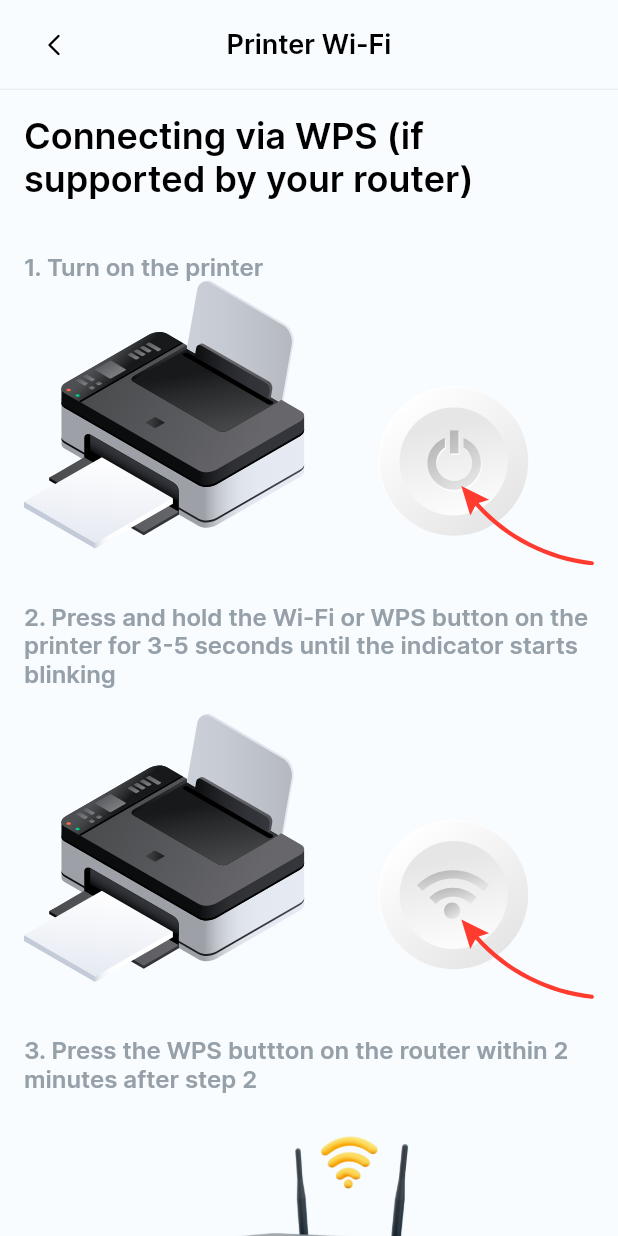
After one commit to kent0505/printer_app, a Flutter app: the PrinterWifiScreen screen opened by its route, on a phone screen of 412 x 824 dp. The commit adds this screen. Run offline on Flutter 3.47's test engine with Material 3 defaults, Android fonts, the phone set to English and light mode, and no system bars; our stand-ins replace connectivity_plus, flutter_bloc, flutter_svg, go_router, shared_preferences, smooth_page_indicator and 1 more; missing offline and left inert: mobile_scanner, photo_manager; accounts and stored records are empty.

Commit message:
settings done

```diff
--- a/lib/src/core/config/constants.dart
+++ b/lib/src/core/config/constants.dart
@@ -39,6 +39,7 @@ abstract final class Assets {
   static const phone3 = 'assets/images/phone3.png';
   static const phone4 = 'assets/images/phone4.png';
   static const phone5 = 'assets/images/phone5.png';
+  static const router = 'assets/images/router.png';
 }
 
 abstract final class Keys {
--- a/lib/src/core/config/router.dart
+++ b/lib/src/core/config/router.dart
@@ -9,6 +9,7 @@ import '../../features/printer/screens/web_pages_screen.dart';
 import '../../features/onboard/screens/onboard_screen.dart';
 import '../../features/onboard/screens/splash_screen.dart';
 import '../../features/scanner/screens/scanner_screen.dart';
+import '../../features/settings/screens/printer_wifi_screen.dart';
 
 final routerConfig = GoRouter(
   initialLocation: '/',
@@ -53,5 +54,11 @@ final routerConfig = GoRouter(
       path: ScannerScreen.routePath,
       builder: (context, state) => const ScannerScreen(),
     ),
+
+    // SETTINGS
+    GoRoute(
+      path: PrinterWifiScreen.routePath,
+      builder: (context, state) => const PrinterWifiScreen(),
+    ),
   ],
 );
--- a/lib/src/features/home/widgets/home_appbar.dart
+++ b/lib/src/features/home/widgets/home_appbar.dart
@@ -1,10 +1,12 @@
 import 'package:flutter/material.dart';
 import 'package:flutter_bloc/flutter_bloc.dart';
+import 'package:go_router/go_router.dart';
 
 import '../../../core/config/constants.dart';
 import '../../../core/config/my_colors.dart';
 import '../../../core/widgets/button.dart';
 import '../../../core/widgets/svg_widget.dart';
+import '../../settings/screens/printer_wifi_screen.dart';
 import '../bloc/home_bloc.dart';
 
 class HomeAppbar extends StatelessWidget implements PreferredSizeWidget {
@@ -40,7 +42,9 @@ class HomeAppbar extends StatelessWidget implements PreferredSizeWidget {
       actions: [
         state is HomePrinter
             ? Button(
-                onPressed: () {},
+                onPressed: () {
+                  context.push(PrinterWifiScreen.routePath);
+                },
                 minSize: 52,
                 child: const SvgWidget(
                   Assets.info,
--- a/lib/src/features/scanner/screens/scanner_screen.dart
+++ b/lib/src/features/scanner/screens/scanner_screen.dart
@@ -18,9 +18,7 @@ class ScannerScreen extends StatefulWidget {
 class _ScannerScreenState extends State<ScannerScreen> {
   final controller = MobileScannerController();
 
-  void onStart() {
-    controller.start();
-  }
+  void onStart() {}
 
   @override
   Widget build(BuildContext context) {
@@ -28,9 +26,14 @@ class _ScannerScreenState extends State<ScannerScreen> {
 
     return Scaffold(
       body: Stack(
+        fit: StackFit.expand,
         children: [
-          MobileScanner(),
-          Container(
+          const MobileScanner(),
+          Positioned(
+            top: 0,
+            left: 0,
+            right: 0,
+            child: Container(
               height: 110,
               alignment: Alignment.bottomCenter,
               padding: const EdgeInsets.symmetric(
@@ -60,6 +63,7 @@ class _ScannerScreenState extends State<ScannerScreen> {
                     ),
                   ),
                 ],
+              ),
             ),
           ),
           Positioned(
--- /dev/null
+++ b/lib/src/features/settings/screens/printer_wifi_screen.dart
@@ -0,0 +1,126 @@
+import 'package:flutter/material.dart';
+
+import '../../../core/config/constants.dart';
+import '../../../core/config/my_colors.dart';
+import '../../../core/widgets/appbar.dart';
+import '../../../core/widgets/image_widget.dart';
+import '../../../core/widgets/svg_widget.dart';
+
+class PrinterWifiScreen extends StatelessWidget {
+  const PrinterWifiScreen({super.key});
+
+  static const routePath = '/PrinterWifiScreen';
+
+  @override
+  Widget build(BuildContext context) {
+    final colors = Theme.of(context).extension<MyColors>()!;
+
+    return Scaffold(
+      appBar: const Appbar(title: 'Printer Wi-Fi'),
+      body: ListView(
+        padding: const EdgeInsets.all(16),
+        children: [
+          Text(
+            'Connecting via WPS (if supported by your router)',
+            style: TextStyle(
+              color: colors.textPrimary,
+              fontSize: 24,
+              fontFamily: AppFonts.inter600,
+            ),
+          ),
+          const SizedBox(height: 34),
+          const _Title('1. Turn on the printer'),
+          const SizedBox(
+            height: 214,
+            child: Stack(
+              children: [
+                SvgWidget(Assets.connect1),
+                Positioned(
+                  right: 24,
+                  bottom: 24,
+                  child: SvgWidget(Assets.connect2),
+                ),
+                Positioned(
+                  right: 0,
+                  bottom: 24,
+                  child: SvgWidget(Assets.connect5),
+                ),
+              ],
+            ),
+          ),
+          const _Title(
+              '2. Press and hold the Wi-Fi or WPS button on the printer for 3-5 seconds until the indicator starts blinking'),
+          const SizedBox(height: 18),
+          const SizedBox(
+            height: 214,
+            child: Stack(
+              children: [
+                SvgWidget(Assets.connect1),
+                Positioned(
+                  right: 24,
+                  bottom: 24,
+                  child: SvgWidget(Assets.connect3),
+                ),
+                Positioned(
+                  right: 0,
+                  bottom: 24,
+                  child: SvgWidget(Assets.connect5),
+                ),
+              ],
+            ),
+          ),
+          const _Title(
+              '3. Press the WPS buttton on the router within 2 minutes after step 2'),
+          const ImageWidget(
+            Assets.router,
+            height: 190,
+          ),
+          const _Title(
+              '4. Wait for the printer to connect (the indicator should stop blinking once connected)'),
+          const Center(
+            child: SizedBox(
+              height: 140,
+              child: Stack(
+                children: [
+                  Positioned(
+                    left: -18,
+                    child: SvgWidget(Assets.connect2),
+                  ),
+                  Positioned(
+                    right: -18,
+                    child: SvgWidget(Assets.connect4),
+                  ),
+                  Positioned(
+                    left: 0,
+                    right: 0,
+                    child: SvgWidget(Assets.connect3),
+                  ),
+                ],
+              ),
+            ),
+          ),
+        ],
+      ),
+    );
+  }
+}
+
+class _Title extends StatelessWidget {
+  const _Title(this.title);
+
+  final String title;
+
+  @override
+  Widget build(BuildContext context) {
+    final colors = Theme.of(context).extension<MyColors>()!;
+
+    return Text(
+      title,
+      style: TextStyle(
+        color: colors.textSecondary,
+        fontSize: 16,
+        fontFamily: AppFonts.inter600,
+      ),
+    );
+  }
+}
--- a/lib/src/features/settings/screens/settings_screen.dart
+++ b/lib/src/features/settings/screens/settings_screen.dart
@@ -1,10 +1,12 @@
 import 'package:flutter/material.dart';
+import 'package:go_router/go_router.dart';
 
 import '../../../core/config/constants.dart';
 import '../../../core/config/my_colors.dart';
 import '../../../core/widgets/button.dart';
 import '../../../core/widgets/image_widget.dart';
 import '../../../core/widgets/svg_widget.dart';
+import 'printer_wifi_screen.dart';
 
 class SettingsScreen extends StatelessWidget {
   const SettingsScreen({super.key});
@@ -31,7 +33,9 @@ class SettingsScreen extends StatelessWidget {
         ),
         _SettingsTile(
           title: 'How to connect a printer to WIFI?',
-          onPressed: () {},
+          onPressed: () {
+            context.push(PrinterWifiScreen.routePath);
+          },
         ),
         _SettingsTile(
           title: 'Manage Subscription',
@@ -205,7 +209,7 @@ class _SettingsTile extends StatelessWidget {
     return Padding(
       padding: const EdgeInsets.only(bottom: 4),
       child: Button(
-        onPressed: () {},
+        onPressed: onPressed,
         minSize: 48,
         child: Row(
           children: [
```
Also changed, not shown: assets/connect2.svg, assets/images/router.png (added). Lines whose indentation alone changed are shown as unchanged.
